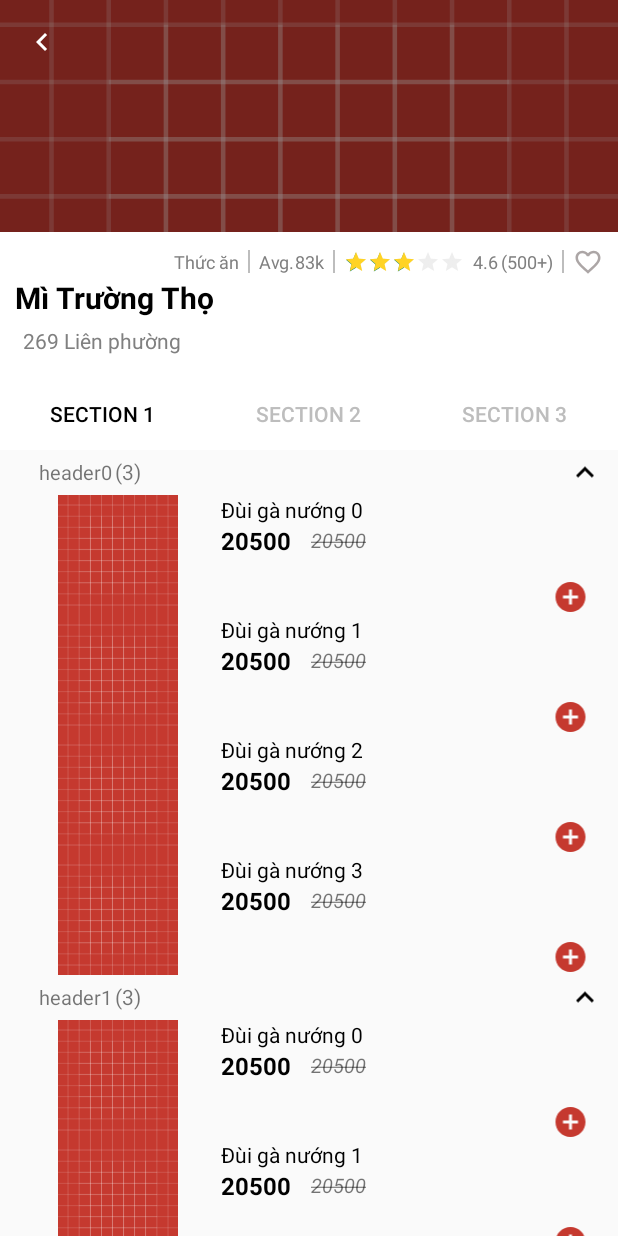
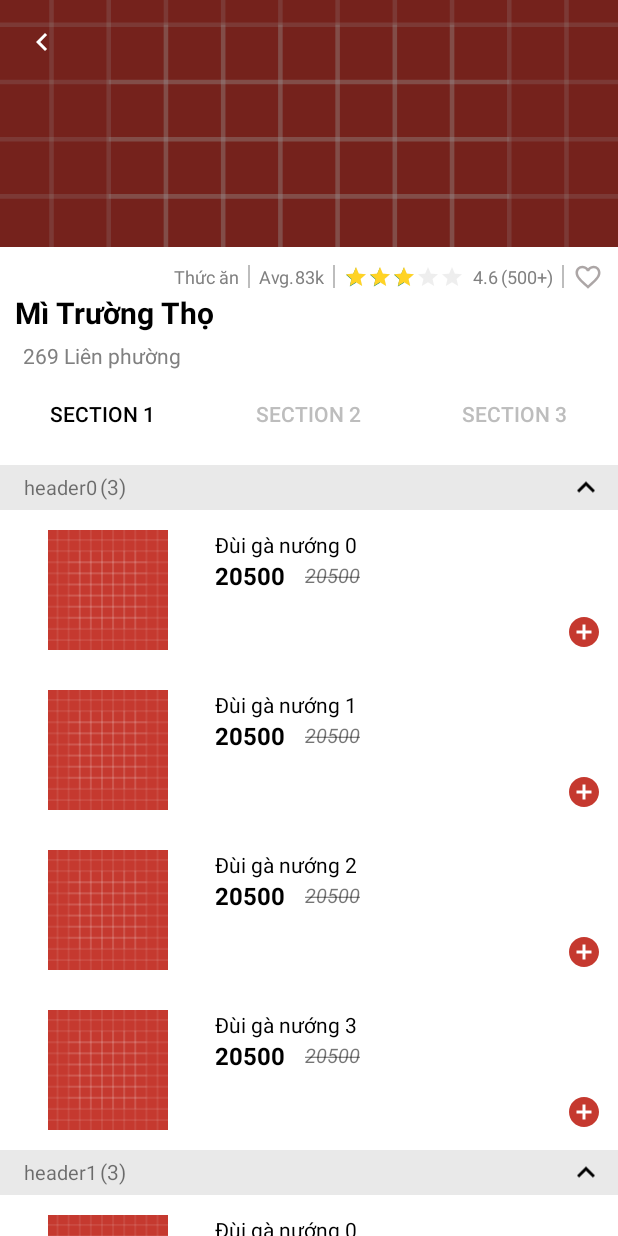
Before and after one commit to thienmanhvo/AndroidCocshop, an Android app: the screen it shows after launch (StoreActivity), after a tap on an icon or button, on a phone screen of 412 x 824 dp. Run offline under Robolectric (Android 15) with nearby library versions, the phone set to English and light mode, and no system bars; our stand-ins replace Picasso; pictures from the network do not load; 1 statement that could not run was skipped.

Commit message:
menu items

```diff
--- a/app/src/main/java/fpt/edu/cocshop/Activity/StoreActivity.java
+++ b/app/src/main/java/fpt/edu/cocshop/Activity/StoreActivity.java
@@ -97,6 +97,7 @@
         mViewPager.setAdapter(mSectionsPagerAdapter);
 
         mViewPager.setCurrentItem(0);
+        mViewPager.setPageMargin(0);
         tabLayout.setupWithViewPager(mViewPager);
         setSupportActionBar(mToolBarStore);
         if (getSupportActionBar() != null) {
--- a/app/src/main/java/fpt/edu/cocshop/Adapter/FoodPicksAdapter.java
+++ b/app/src/main/java/fpt/edu/cocshop/Adapter/FoodPicksAdapter.java
@@ -53,8 +53,10 @@
         holder.mTxtLocation.setText(mBrandList.get(position).getLocation().toString());
         Picasso.get()
                 .load(mBrandList.get(position).getPicturePath())
-                .error(R.drawable.ic_launcher_background)
+                .error(R.mipmap.ic_launcher)
                 .placeholder(R.drawable.ic_launcher_background)
+                .fit()
+                .centerInside()
                 .into(holder.mImgDescription, new Callback() {
                     @Override
                     public void onSuccess() {
--- a/app/src/main/java/fpt/edu/cocshop/Adapter/StoreMenuItemAdapter.java
+++ b/app/src/main/java/fpt/edu/cocshop/Adapter/StoreMenuItemAdapter.java
@@ -1,6 +1,7 @@
 package fpt.edu.cocshop.Adapter;
 
 import android.content.Context;
+import android.graphics.Color;
 import android.graphics.Paint;
 import android.util.Log;
 import android.view.LayoutInflater;
@@ -27,17 +28,17 @@
     private static final int TYPE_HEADER = 0;
     private static final int TYPE_ITEM = 1;
 
-//    public interface OnFoodPicksClickListener {
-//        void onClick(Brand brand);
-//    }
+    public interface OnStoreMenuListener {
+        void onClick(MenuItem brand);
+    }
 
     private Context mContext;
     private List<Object> mListItem;
-//    private FoodPicksAdapter.OnFoodPicksClickListener mOnFoodPicksClickListener;
+    private StoreMenuItemAdapter.OnStoreMenuListener mOnStoreMenuClickListener;
 
-//    public void setmOnFoodPicksClickListener(FoodPicksAdapter.OnFoodPicksClickListener mOnFoodPicksClickListener) {
-//        this.mOnFoodPicksClickListener = mOnFoodPicksClickListener;
-//    }
+    public void setmOnFoodPicksClickListener(StoreMenuItemAdapter.OnStoreMenuListener mOnStoreMenuClickListener) {
+        this.mOnStoreMenuClickListener = mOnStoreMenuClickListener;
+    }
 
     public StoreMenuItemAdapter(Context mContext, List<Object> mListItem) {
         this.mContext = mContext;
@@ -50,6 +51,7 @@
         LayoutInflater inflater = LayoutInflater.from(parent.getContext());
         if (viewType == TYPE_HEADER) {
             View v = inflater.inflate(R.layout.item_menu_header, parent, false);
+            v.setBackgroundColor(Color.argb(100,200, 200, 200));
             return new ViewHolderHeader(v);
         } else {
             View v = inflater.inflate(R.layout.item_menu_list, parent, false);
--- a/app/src/main/java/fpt/edu/cocshop/Fragment/StoreMenuFragment.java
+++ b/app/src/main/java/fpt/edu/cocshop/Fragment/StoreMenuFragment.java
@@ -91,14 +91,14 @@
         if (mStoreMenuItemAdapter == null) {
             mStoreMenuItemAdapter = new StoreMenuItemAdapter(getContext(), mMenuList);
             mRcvMenu.setAdapter(mStoreMenuItemAdapter);
-//            mStoreMenuItemAdapter.setmOnFoodPicksClickListener(new FoodPicksAdapter.OnFoodPicksClickListener() {
-//                @Override
-//                public void onClick(Brand brand) {
-//                    Intent intent = new Intent(getContext(), StoreActivity.class);
-//                    intent.putExtra(Constant.STORE, brand);
-//                    startActivity(intent);
-//                }
-//            });
+            mStoreMenuItemAdapter.setmOnFoodPicksClickListener(new FoodPicksAdapter.OnFoodPicksClickListener() {
+                @Override
+                public void onClick(Brand brand) {
+                    Intent intent = new Intent(getContext(), StoreActivity.class);
+                    intent.putExtra(Constant.STORE, brand);
+                    startActivity(intent);
+                }
+            });
         } else {
             mStoreMenuItemAdapter.notifyDataSetChanged();
         }
--- a/app/src/main/res/layout/activity_store.xml
+++ b/app/src/main/res/layout/activity_store.xml
@@ -61,8 +61,7 @@
                     android:orientation="vertical"
                     android:paddingLeft="@dimen/dp10"
                     android:paddingTop="@dimen/dp10"
-                    android:paddingRight="@dimen/dp10"
-                    android:paddingBottom="@dimen/dp10">
+                    android:paddingRight="@dimen/dp10">
 
                     <LinearLayout
                         android:layout_width="match_parent"
@@ -200,6 +199,15 @@
         android:id="@+id/vp_menu"
         android:layout_width="match_parent"
         android:layout_height="match_parent"
-        app:layout_behavior="@string/appbar_scrolling_view_behavior" />
+        android:background="#EEEEEE"
+        app:layout_behavior="@string/appbar_scrolling_view_behavior"
+        android:contentInsetLeft="0dp"
+        android:contentInsetStart="0dp"
+        app:contentInsetLeft="0dp"
+        app:contentInsetStart="0dp"
+        android:contentInsetRight="0dp"
+        android:contentInsetEnd="0dp"
+        app:contentInsetRight="0dp"
+        app:contentInsetEnd="0dp"/>
 
 </androidx.coordinatorlayout.widget.CoordinatorLayout>
--- a/app/src/main/res/layout/fragment_store_menu.xml
+++ b/app/src/main/res/layout/fragment_store_menu.xml
@@ -10,7 +10,8 @@
         android:id="@+id/rcv_store_menu_item"
         android:layout_width="match_parent"
         android:layout_height="wrap_content"
-        android:paddingLeft="10dp"
-        android:paddingRight="10dp"/>
+        android:paddingTop="10dp"
+        android:paddingBottom="10dp"
+        android:background="@color/colorWhite"/>
 
 </LinearLayout>
--- a/app/src/main/res/layout/item_menu_header.xml
+++ b/app/src/main/res/layout/item_menu_header.xml
@@ -2,7 +2,9 @@
 <RelativeLayout xmlns:android="http://schemas.android.com/apk/res/android"
     android:layout_width="match_parent"
     android:layout_height="wrap_content"
-    android:orientation="vertical">
+    android:orientation="vertical"
+    android:background="?android:colorBackground"
+    >
 
     <LinearLayout
         android:layout_width="wrap_content"
@@ -38,7 +40,8 @@
             android:layout_width="wrap_content"
             android:layout_height="match_parent"
             android:layout_gravity="center"
-            android:src="@drawable/ic_keyboard_arrow_up" />
+            android:src="@drawable/ic_keyboard_arrow_up"
+            android:layout_marginRight="9dp"/>
     </LinearLayout>
 
 </RelativeLayout>
--- a/app/src/main/res/layout/item_menu_list.xml
+++ b/app/src/main/res/layout/item_menu_list.xml
@@ -3,6 +3,8 @@
     android:layout_width="match_parent"
     android:layout_height="wrap_content"
     android:orientation="horizontal"
+    android:paddingBottom="@dimen/dp13"
+    android:paddingTop="@dimen/dp13"
     android:weightSum="10">
 
     <ImageView
--- a/app/src/main/res/values/colors.xml
+++ b/app/src/main/res/values/colors.xml
@@ -8,7 +8,7 @@
     <color name="colorIcon">#bdbdbd</color>
     <color name="colorWhite">#fff</color>
     <color name="status_bar_color">#000</color>
-    <color name="colorBlack">#000</color>
+    <color name="colorBlack">#000000</color>
     <color name="colorActive">#C5392F</color>
     <color name="colorStar">#FFD325</color>
     <color name="colorTextDefault">#808080</color>
```
